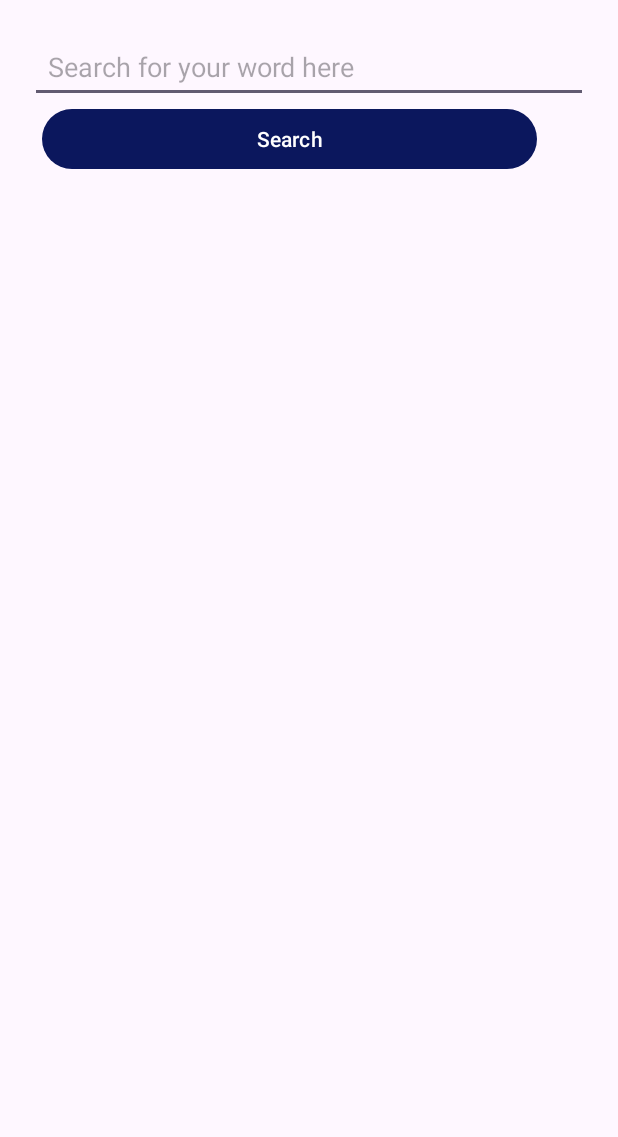
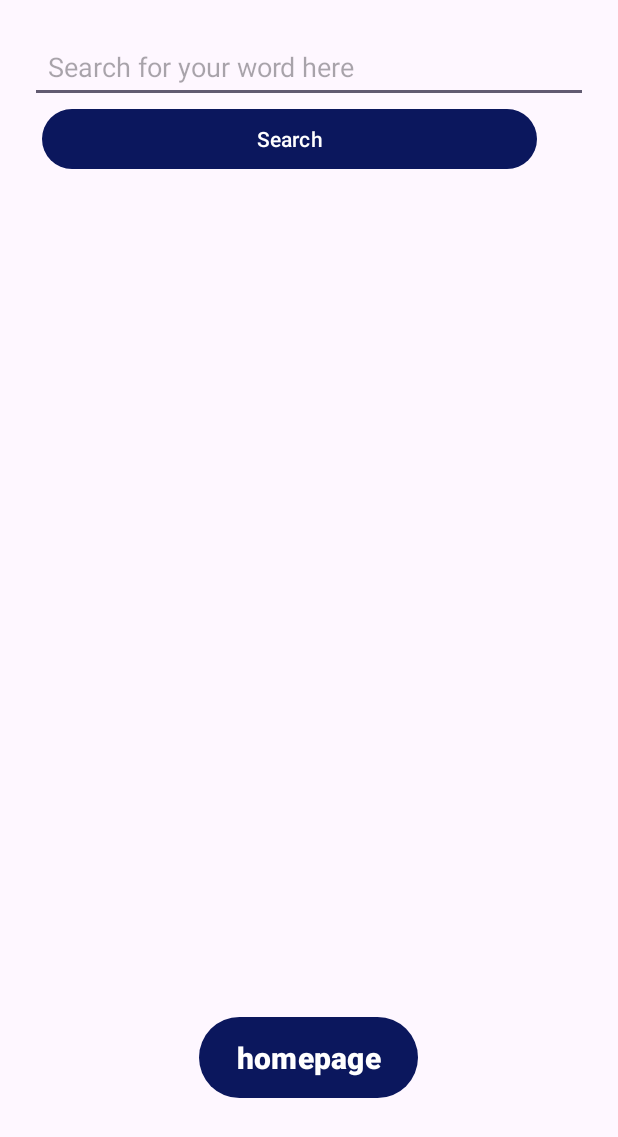
Before and after one commit to FGSPol/Dictionary, an Android app: the screen it shows after launch (MainActivity), after a tap on "Dictionary", on a phone screen of 412 x 824 dp. Shown: the top 1137 px of the screen. Run offline under Robolectric (Android 15) with nearby library versions, the phone set to English and light mode, and no system bars.

Commit message:
adding homepage button

```diff
--- a/app/src/main/java/fr/isep/dictionary/MainActivity.kt
+++ b/app/src/main/java/fr/isep/dictionary/MainActivity.kt
@@ -1,5 +1,6 @@
 package fr.isep.dictionary
 
+import android.content.Intent
 import androidx.appcompat.app.AppCompatActivity
 import android.os.Bundle
 import android.speech.tts.TextToSpeech
@@ -26,6 +27,11 @@ class MainActivity : AppCompatActivity() {
         // Inflate the layout using View Binding
         binding = ActivityMainBinding.inflate(layoutInflater)
         setContentView(binding.root)
+
+        binding.homepagebtn.setOnClickListener {
+            val intent = Intent(this, HomePage::class.java)
+            startActivity(intent)
+        }
 
         // Set initial visibility of speak button to GONE
         binding.speakBtn.visibility = View.GONE
--- a/app/src/main/res/layout/activity_main.xml
+++ b/app/src/main/res/layout/activity_main.xml
@@ -68,7 +68,21 @@
     </RelativeLayout>
 
     <androidx.recyclerview.widget.RecyclerView
+        android:id="@+id/meaning_recycler_view"
         android:layout_width="match_parent"
-        android:layout_height="match_parent"
-        android:id="@+id/meaning_recycler_view"/>
+        android:layout_height="402dp" />
+
+    <RelativeLayout
+        android:layout_width="match_parent"
+        android:layout_height="match_parent">
+
+        <Button
+            android:id="@+id/homepagebtn"
+            android:layout_width="146dp"
+            android:layout_height="62dp"
+            android:layout_centerInParent="true"
+            android:text="homepage"
+            android:textSize="20dp"
+            android:textStyle="bold" />
+    </RelativeLayout>
 </LinearLayout>
--- a/app/src/main/res/layout/descriptions_of_the_word.xml
+++ b/app/src/main/res/layout/descriptions_of_the_word.xml
@@ -59,7 +59,4 @@
         android:layout_height="wrap_content"
         tools:text="asad, asaad, asdia ,asdajod"
         android:id="@+id/antonyms_textview"/>
-
-
-
 </LinearLayout>
```
